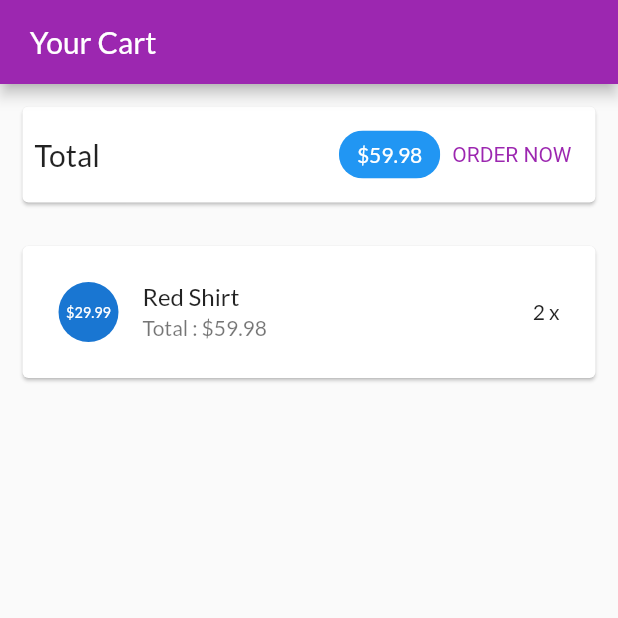
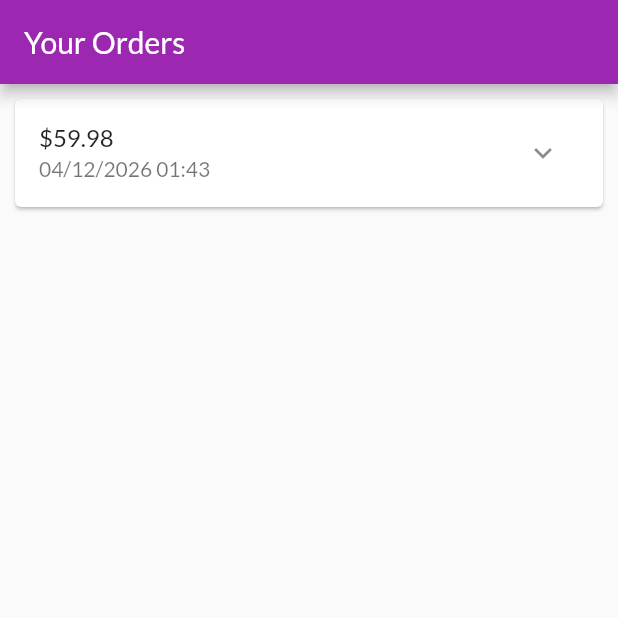
Before and after one commit to B1909942-LeNguyenPhucLoc/myshop, a Flutter app: the screen it shows after launch, on a phone screen of 412 x 824 dp, the top half of it. Run offline on Flutter 3.47's test engine with Material 2 defaults, Android fonts, the phone set to English and light mode, and no system bars.

Commit message:
Xay dung trang cac dat hang

```diff
--- a/lib/main.dart
+++ b/lib/main.dart
@@ -1,9 +1,10 @@
 import 'package:flutter/material.dart';
 import 'ui/products/products_manager.dart';
 import 'ui/products/product_detail_screen.dart';
-import 'ui/products/product_overview_screen.dart';
+import 'ui/products/products_overview_screen.dart';
 import 'ui/products/user_products_screen.dart';
 import 'ui/cart/cart_screen.dart';
+import 'ui/orders/orders_screen.dart';
 
 void main() {
   runApp(const MyApp());
@@ -26,7 +27,7 @@ class MyApp extends StatelessWidget {
         ),
       ),
       home: const SafeArea(
-        child: CartScreen(),
+        child: OrdersScreen(),
       ),
     );
   }
--- /dev/null
+++ b/lib/models/order_item.dart
@@ -0,0 +1,32 @@
+import 'cart_item.dart';
+
+class OrderItem {
+  final String? id;
+  final double amount;
+  final List<CartItem> products;
+  final DateTime dateTime;
+  int get productCount {
+    return products.length;
+  }
+
+  OrderItem({
+    this.id,
+    required this.amount,
+    required this.products,
+    DateTime? dateTime,
+  }) : dateTime = dateTime ?? DateTime.now();
+
+  OrderItem copyWith({
+    String? id,
+    double? amount,
+    List<CartItem>? products,
+    DateTime? dateTime,
+  }) {
+    return OrderItem(
+      id: id ?? this.id,
+      amount: amount ?? this.amount,
+      products: products ?? this.products,
+      dateTime: dateTime ?? this.dateTime,
+    );
+  }
+}
--- /dev/null
+++ b/lib/ui/orders/order_item_card.dart
@@ -0,0 +1,74 @@
+import 'dart:math' ;
+import 'package:flutter/material.dart';
+import 'package:intl/intl.dart';
+import '../../models/order_item.dart' ;
+class OrderItemCard extends StatefulWidget {
+  final OrderItem order ;
+  const OrderItemCard ( this.order , { super.key } ) ;
+ @override
+ State <OrderItemCard> createState ( )=> _OrderItemCardState () ;
+ }
+class _OrderItemCardState extends State < OrderItemCard > {
+  var _expanded = false ;
+  @override
+ Widget build ( BuildContext context ) {
+   return Card (
+     margin : const EdgeInsets.all ( 10 ) ,
+     child : Column (
+       children : < Widget > [
+         buildOrderSummary ( ) ,
+         if ( _expanded ) buildOrderDetails ( )
+       ] ,
+     ),
+   );
+ }
+
+Widget buildOrderDetails ( ) {
+  return Container (
+    padding : const EdgeInsets.symmetric ( horizontal : 15 , vertical : 4 ) ,
+    height : min ( widget.order.productCount * 20.0 + 10 , 100 ) ,
+    child : ListView (
+      children : widget.order.products
+          .map (
+            ( prod )=>Row (
+              mainAxisAlignment : MainAxisAlignment.spaceBetween ,
+              children : < Widget > [
+                Text (
+                  prod.title ,
+                  style : const TextStyle (
+                      fontSize : 18 ,
+                     fontWeight : FontWeight.bold ,
+                  ) ,
+                ) ,
+                Text (
+                   '${prod.quantity}x \$${prod.price}' ,
+                  style : const TextStyle (
+                     fontSize : 18 ,
+                     color : Colors.grey ,
+                ),
+                )
+                ],
+                ),
+                )
+          .toList ( ) ,
+          ),
+            );
+}
+
+Widget buildOrderSummary ( ) {
+  return ListTile (
+    title : Text ('\$${ widget.order.amount }') ,
+    subtitle : Text (
+      DateFormat( 'dd/MM/yyyy hh:mm').format( widget.order.dateTime ) ,
+   ) ,
+    trailing : IconButton (
+      icon : Icon ( _expanded ? Icons.expand_less: Icons.expand_more ) ,
+      onPressed : ( ) {
+        setState ( ( ) {
+          _expanded = !_expanded ;
+      });
+      },
+    ),
+    );
+}
+}
--- /dev/null
+++ b/lib/ui/orders/orders_manager.dart
@@ -0,0 +1,27 @@
+import 'package:flutter/widgets.dart';
+
+import '../../models/cart_item.dart' ;
+import '../../models/order_item.dart' ;
+class OrdersManager with ChangeNotifier {
+  final List <OrderItem> _orders = [
+    OrderItem (
+      id : '01' ,
+      amount : 59.98 ,
+      products : [
+        CartItem (
+          id : 'c1' ,
+          title : 'Red Shirt' ,
+          price : 29.99 ,
+          quantity : 2 ,
+    )
+      ] ,
+      dateTime : DateTime.now () ,
+      )
+];
+ int get orderCount {
+   return _orders.length ;
+ }
+ List < OrderItem > get orders {
+   return [ ..._orders ] ;
+ }
+ }
--- /dev/null
+++ b/lib/ui/orders/orders_screen.dart
@@ -0,0 +1,21 @@
+import 'package:flutter/material.dart';
+import 'orders_manager.dart';
+import 'order_item_card.dart';
+
+class OrdersScreen extends StatelessWidget {
+  const OrdersScreen({super.key});
+  @override
+  Widget build(BuildContext context) {
+    print('building orders');
+    final ordersManager = OrdersManager();
+    return Scaffold(
+      appBar: AppBar(
+        title: const Text('Your Orders'),
+      ),
+      body: ListView.builder(
+        itemCount: ordersManager.orderCount,
+        itemBuilder: (ctx, i) => OrderItemCard(ordersManager.orders[i]),
+      ),
+    );
+  }
+}
--- a/pubspec.yaml
+++ b/pubspec.yaml
@@ -31,7 +31,7 @@ environment:
 dependencies:
   flutter:
     sdk: flutter
-
+  intl: ^0.17.0
 
   # The following adds the Cupertino Icons font to your application.
   # Use with the CupertinoIcons class for iOS style icons.
```
Also changed, not shown: lib/ui/products/products_overview_screen.dart (renamed from lib/ui/products/product_overview_screen.dart), pubspec.lock.
